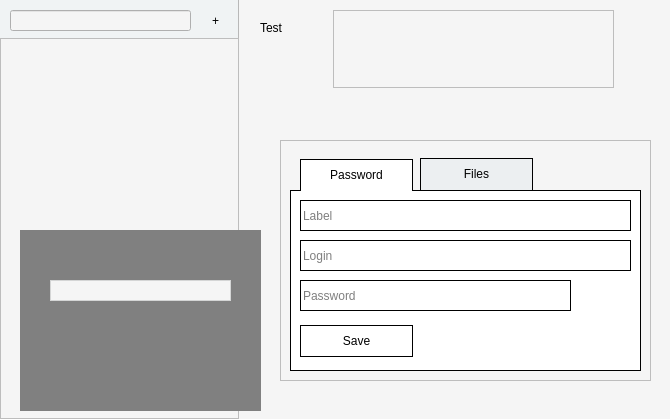
Above: mainwindow.ui from jwdeitch/simplesafe before the change. Below: the same form after it.
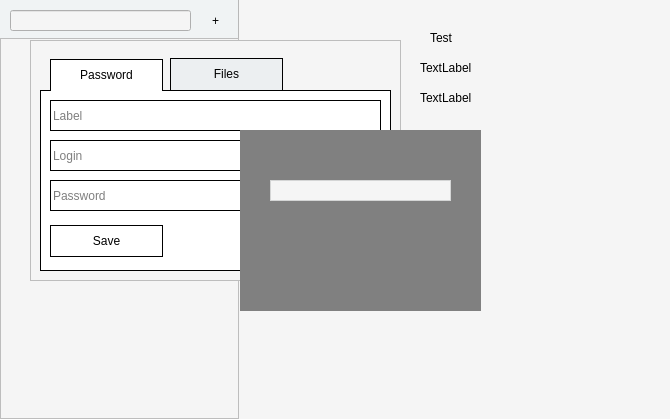
That is the form after the change. Icons and pictures are not drawn.

Commit message: safe general progress

```diff
--- a/mainwindow.ui
+++ b/mainwindow.ui
@@ -66,8 +66,8 @@
   <widget class="QLabel" name="selectedNameLabel">
    <property name="geometry">
     <rect>
-     <x>260</x>
-     <y>20</y>
+     <x>430</x>
+     <y>30</y>
      <width>60</width>
      <height>16</height>
     </rect>
@@ -79,8 +79,8 @@
   <widget class="QFrame" name="newAssetFrame">
    <property name="geometry">
     <rect>
-     <x>280</x>
-     <y>140</y>
+     <x>30</x>
+     <y>40</y>
      <width>371</width>
      <height>241</height>
     </rect>
@@ -327,21 +327,11 @@
     <enum>QFrame::Raised</enum>
    </property>
   </widget>
-  <widget class="QTextEdit" name="textEdit">
-   <property name="geometry">
-    <rect>
-     <x>333</x>
-     <y>10</y>
-     <width>281</width>
-     <height>78</height>
-    </rect>
-   </property>
-  </widget>
   <widget class="QFrame" name="lockFrame">
    <property name="geometry">
     <rect>
-     <x>20</x>
-     <y>230</y>
+     <x>240</x>
+     <y>130</y>
      <width>241</width>
      <height>181</height>
     </rect>
@@ -374,6 +364,32 @@
     </property>
    </widget>
   </widget>
+  <widget class="QLabel" name="label">
+   <property name="geometry">
+    <rect>
+     <x>420</x>
+     <y>60</y>
+     <width>60</width>
+     <height>16</height>
+    </rect>
+   </property>
+   <property name="text">
+    <string>TextLabel</string>
+   </property>
+  </widget>
+  <widget class="QLabel" name="label_2">
+   <property name="geometry">
+    <rect>
+     <x>420</x>
+     <y>90</y>
+     <width>60</width>
+     <height>16</height>
+    </rect>
+   </property>
+   <property name="text">
+    <string>TextLabel</string>
+   </property>
+  </widget>
   <zorder>searchBackdrop</zorder>
   <zorder>selectedNameLabel</zorder>
   <zorder>lineEdit</zorder>
```
Left out of the diff: 3 changed lines with no effect on the pictures. The commit also changes 2 other files.
